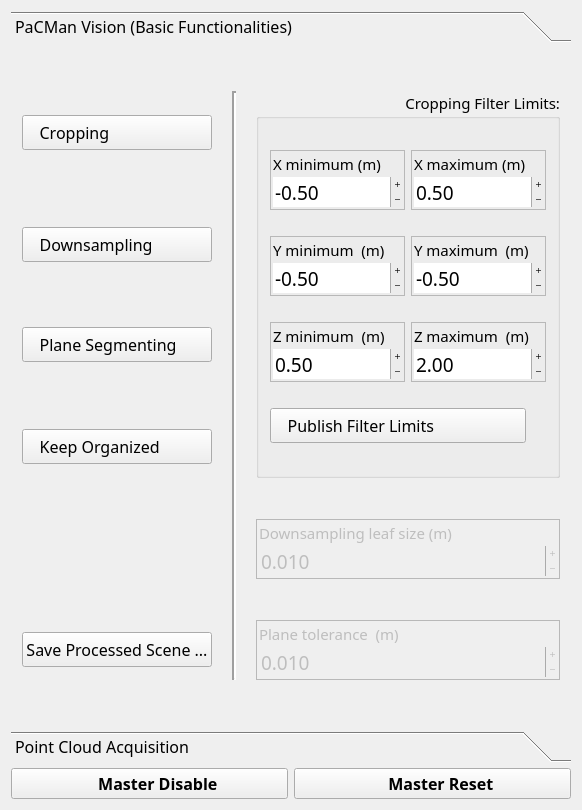
Tabjones/pacman_vision, file src/basic_node/gui/basic_node_gui.ui: the form before one commit.
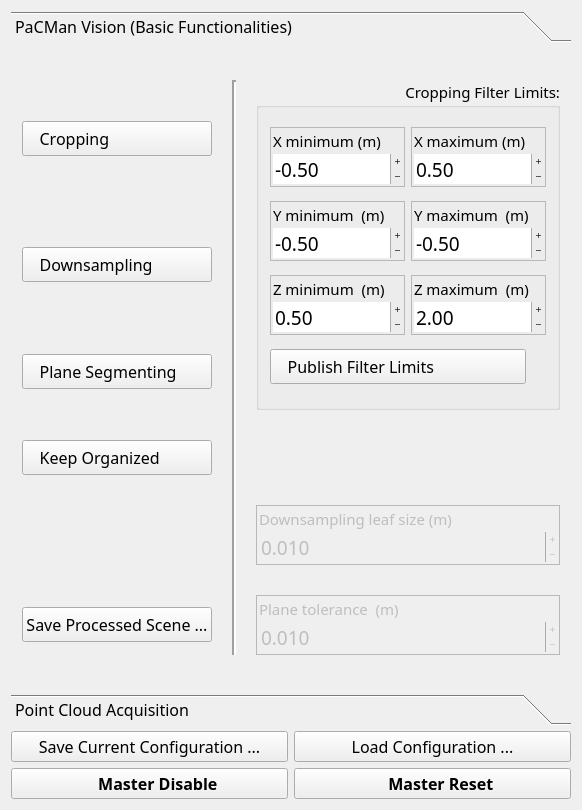
The form after the commit. Icons and pictures are not drawn.

The edit to the form file:
```diff
--- a/src/basic_node/gui/basic_node_gui.ui
+++ b/src/basic_node/gui/basic_node_gui.ui
@@ -44,7 +44,7 @@
          <x>0</x>
          <y>0</y>
          <width>560</width>
-         <height>676</height>
+         <height>636</height>
         </rect>
        </property>
        <property name="toolTip">
@@ -115,7 +115,7 @@
           </property>
          </widget>
         </item>
-        <item row="0" column="2" rowspan="4">
+        <item row="0" column="2" rowspan="3">
          <widget class="QGroupBox" name="CroppingG">
           <property name="sizePolicy">
            <sizepolicy hsizetype="Expanding" vsizetype="MinimumExpanding">
@@ -1231,7 +1231,7 @@
          <x>0</x>
          <y>0</y>
          <width>560</width>
-         <height>676</height>
+         <height>636</height>
         </rect>
        </property>
        <attribute name="label">
@@ -1547,6 +1547,80 @@
      </widget>
     </item>
     <item row="1" column="0">
+     <widget class="QPushButton" name="SaveConfB">
+      <property name="maximumSize">
+       <size>
+        <width>16777215</width>
+        <height>35</height>
+       </size>
+      </property>
+      <property name="font">
+       <font>
+        <family>Oxygen-Sans</family>
+        <pointsize>12</pointsize>
+       </font>
+      </property>
+      <property name="focusPolicy">
+       <enum>Qt::NoFocus</enum>
+      </property>
+      <property name="acceptDrops">
+       <bool>false</bool>
+      </property>
+      <property name="toolTip">
+       <string>Save current configuration to a yaml file.</string>
+      </property>
+      <property name="text">
+       <string>Save Current Configuration ...</string>
+      </property>
+      <property name="iconSize">
+       <size>
+        <width>32</width>
+        <height>32</height>
+       </size>
+      </property>
+      <property name="checkable">
+       <bool>false</bool>
+      </property>
+     </widget>
+    </item>
+    <item row="1" column="1">
+     <widget class="QPushButton" name="LoadConfB">
+      <property name="maximumSize">
+       <size>
+        <width>16777215</width>
+        <height>35</height>
+       </size>
+      </property>
+      <property name="font">
+       <font>
+        <family>Oxygen-Sans</family>
+        <pointsize>12</pointsize>
+       </font>
+      </property>
+      <property name="focusPolicy">
+       <enum>Qt::NoFocus</enum>
+      </property>
+      <property name="acceptDrops">
+       <bool>false</bool>
+      </property>
+      <property name="toolTip">
+       <string>Load a Configuration from a yaml file. This will also reset the nodes to match the new configuration.</string>
+      </property>
+      <property name="text">
+       <string>Load Configuration ...</string>
+      </property>
+      <property name="iconSize">
+       <size>
+        <width>32</width>
+        <height>32</height>
+       </size>
+      </property>
+      <property name="checkable">
+       <bool>false</bool>
+      </property>
+     </widget>
+    </item>
+    <item row="2" column="0">
      <widget class="QPushButton" name="MasterDisable">
       <property name="font">
        <font>
@@ -1578,7 +1652,7 @@
       </property>
      </widget>
     </item>
-    <item row="1" column="1">
+    <item row="2" column="1">
      <widget class="QPushButton" name="MasterReset">
       <property name="font">
        <font>
@@ -1588,7 +1662,7 @@
        </font>
       </property>
       <property name="toolTip">
-       <string>Reset all node to default values.</string>
+       <string>Reset all nodes and configuration to the last loaded one.</string>
       </property>
       <property name="text">
        <string>    Master Reset</string>
```
